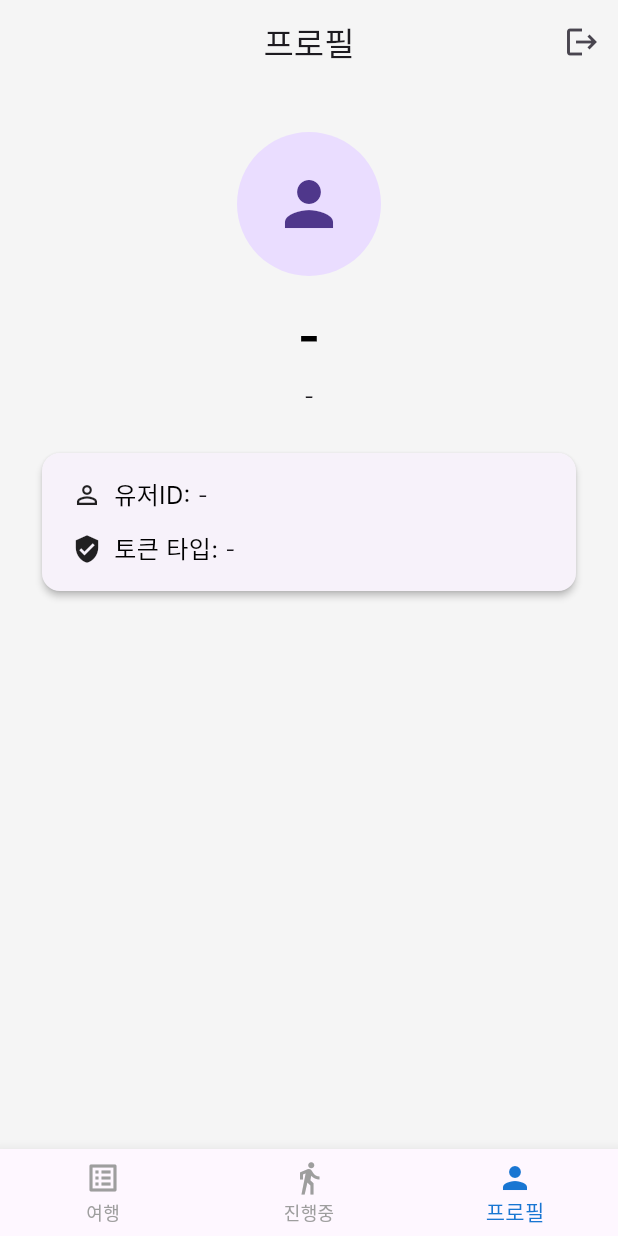
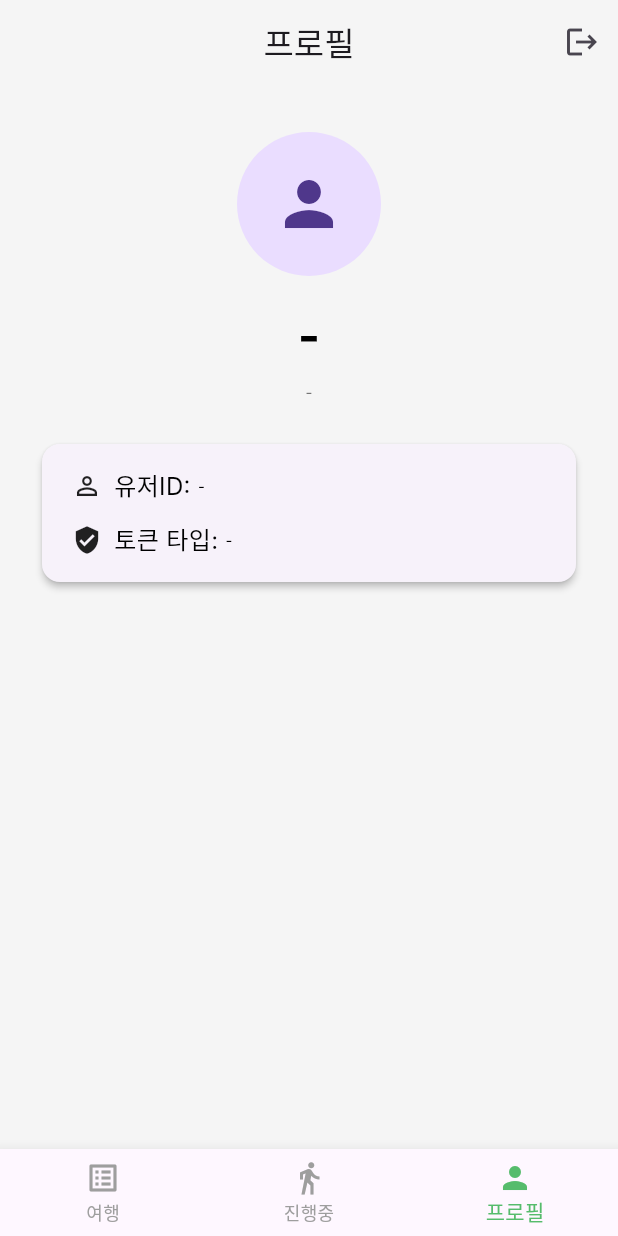
Before and after one commit to GDSC-DGU/2025-APAC-SolutionChallenge-Braves, a Flutter app: the MainView screen opened directly, item 3 of the bottom bar chosen, on a phone screen of 412 x 824 dp. Run offline on Flutter 3.47's test engine with Material 3 defaults, Android fonts, the phone set to English and light mode, and no system bars; our stand-ins replace firebase_core, firebase_messaging, flutter_dotenv, flutter_local_notifications, flutter_secure_storage, google_sign_in and 3 more; accounts and stored records are empty; Roboto replaces fonts that are missing (Inter).

Commit message:
Refactor app configuration: remove AddTripView from AppPage, update primary and secondary colors in AppColors, and add new body2 text style in AppFonts.

```diff
--- a/client/lib/config/app_page.dart
+++ b/client/lib/config/app_page.dart
@@ -1,5 +1,3 @@
-import 'package:Bravecation/screens/view/add_trip/add_trip_view.dart';
-
 import '../screens/view/login/login_view.dart';
 import '../screens/view/trip_list/trip_list_view.dart';
 import '../screens/view/trip_progress/trip_progress_view.dart';
@@ -10,5 +8,4 @@ class AppPage {
   static const tripList = TripListView();
   static const tripProgress = TripProgressView();
   static const profile = ProfileView();
-  static const addTrip = AddTripView();
 }
--- a/client/lib/config/color_system.dart
+++ b/client/lib/config/color_system.dart
@@ -1,8 +1,8 @@
 import 'package:flutter/material.dart';
 
 class AppColors {
-  static const primary = Color(0xFF1976D2);
-  static const secondary = Color(0xFF42A5F5);
+  static const primary = Color(0xFF56BC6C);
+  static const secondary = Color(0xFFB8B741);
   static const background = Color(0xFFF5F5F5);
   static const text = Color(0xFF212121);
   static const error = Color(0xFFD32F2F);
--- a/client/lib/config/font_system.dart
+++ b/client/lib/config/font_system.dart
@@ -16,4 +16,11 @@ class AppFonts {
     fontWeight: FontWeight.normal,
     color: Colors.black,
   );
+
+  static const TextStyle body2 = TextStyle(
+    fontFamily: primaryFont,
+    fontSize: 10,
+    fontWeight: FontWeight.normal,
+    color: Colors.black,
+  );
 }
```
